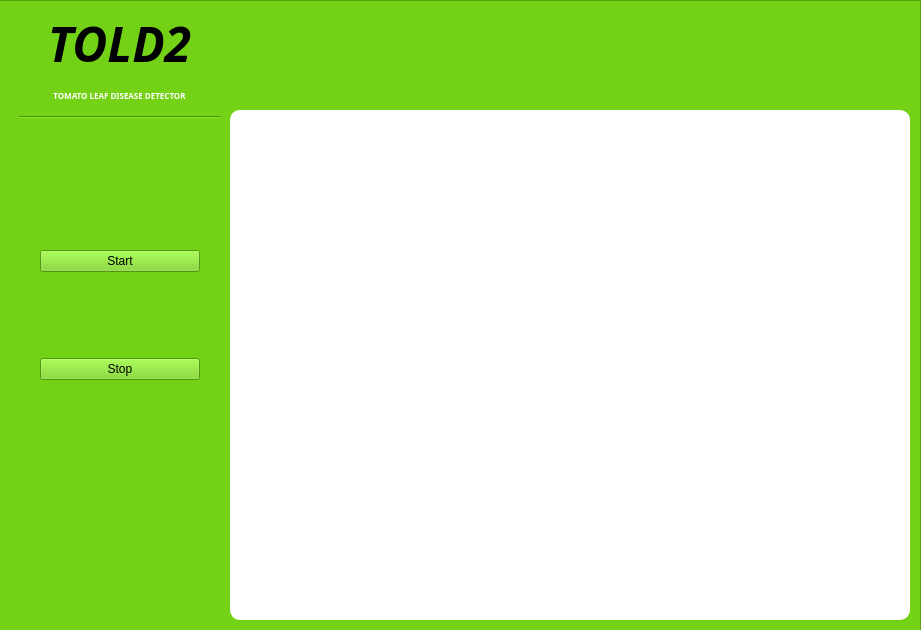
Qt form interfaz_told2/told2_main.ui (rodriguezhh/IA_SIDIEN) before a commit.
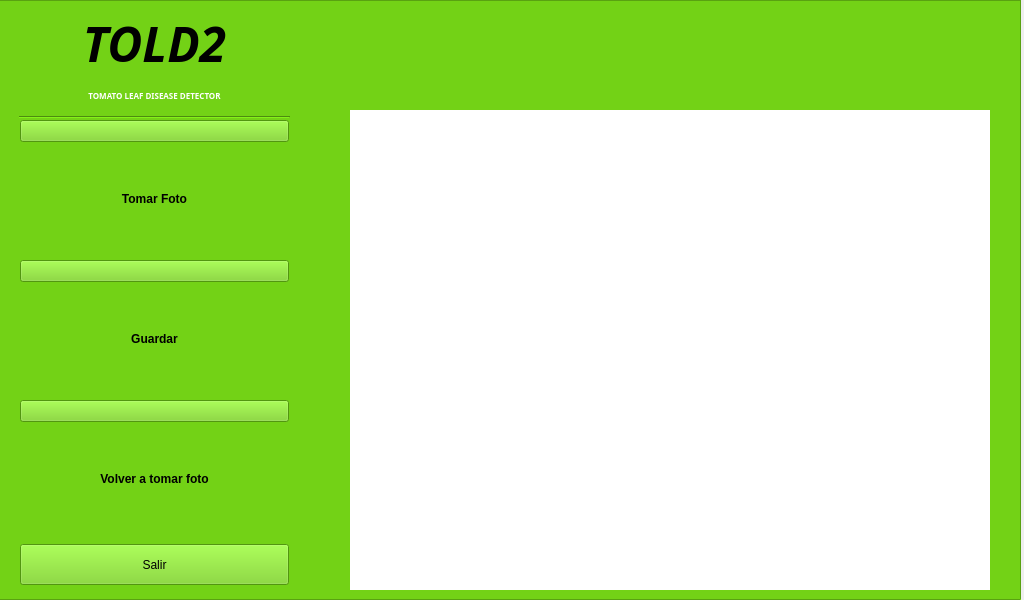
The same form after that commit. Icons and pictures are not drawn.

Commit message: Interfaz funcional para toma de base de datos, permite guardar fotos en una carpeta, nombradas con la fecha y hora del momento

Patch:
```diff
--- a/interfaz_told2/told2_main.ui
+++ b/interfaz_told2/told2_main.ui
@@ -6,8 +6,8 @@
    <rect>
     <x>0</x>
     <y>0</y>
-    <width>921</width>
-    <height>630</height>
+    <width>1024</width>
+    <height>600</height>
    </rect>
   </property>
   <property name="windowTitle">
@@ -19,8 +19,8 @@
      <rect>
       <x>-10</x>
       <y>0</y>
-      <width>931</width>
-      <height>641</height>
+      <width>1031</width>
+      <height>600</height>
      </rect>
     </property>
     <property name="styleSheet">
@@ -32,49 +32,12 @@
     <property name="frameShadow">
      <enum>QFrame::Raised</enum>
     </property>
-    <widget class="QFrame" name="frame_2">
-     <property name="geometry">
-      <rect>
-       <x>240</x>
-       <y>110</y>
-       <width>680</width>
-       <height>510</height>
-      </rect>
-     </property>
-     <property name="styleSheet">
-      <string notr="true">border-style: solid;
-border-width: 1px;
-border-color: rgb(255, 255, 255);
-background-color: rgb(255, 255, 255);
-color: rgb(255, 255, 255);
-border-radius: 10px;</string>
-     </property>
-     <property name="frameShape">
-      <enum>QFrame::StyledPanel</enum>
-     </property>
-     <property name="frameShadow">
-      <enum>QFrame::Raised</enum>
-     </property>
-     <widget class="QLabel" name="cam">
-      <property name="geometry">
-       <rect>
-        <x>20</x>
-        <y>10</y>
-        <width>640</width>
-        <height>480</height>
-       </rect>
-      </property>
-      <property name="text">
-       <string/>
-      </property>
-     </widget>
-    </widget>
     <widget class="QWidget" name="verticalLayoutWidget">
      <property name="geometry">
       <rect>
        <x>29</x>
        <y>10</y>
-       <width>201</width>
+       <width>271</width>
        <height>109</height>
       </rect>
      </property>
@@ -118,32 +81,159 @@
       </item>
      </layout>
     </widget>
-    <widget class="QWidget" name="verticalLayoutWidget_2">
+    <widget class="QLabel" name="cam">
      <property name="geometry">
       <rect>
-       <x>50</x>
-       <y>170</y>
-       <width>160</width>
-       <height>291</height>
+       <x>360</x>
+       <y>110</y>
+       <width>640</width>
+       <height>480</height>
       </rect>
      </property>
-     <layout class="QVBoxLayout" name="verticalLayout_4">
+     <property name="styleSheet">
+      <string notr="true">background-color: rgb(255, 255, 255);</string>
+     </property>
+     <property name="text">
+      <string/>
+     </property>
+    </widget>
+    <widget class="QWidget" name="verticalLayoutWidget_4">
+     <property name="geometry">
+      <rect>
+       <x>30</x>
+       <y>260</y>
+       <width>269</width>
+       <height>131</height>
+      </rect>
+     </property>
+     <layout class="QVBoxLayout" name="save">
       <item>
-       <widget class="QPushButton" name="iniciar">
+       <widget class="QPushButton" name="save_ph">
         <property name="text">
-         <string>Start</string>
+         <string/>
         </property>
+        <property name="icon">
+         <iconset>
+          <normaloff>icons/save.png</normaloff>icons/save.png</iconset>
+        </property>
+        <property name="iconSize">
+         <size>
+          <width>100</width>
+          <height>100</height>
+         </size>
+        </property>
        </widget>
       </item>
       <item>
-       <widget class="QPushButton" name="terminar">
+       <widget class="QLabel" name="save_ph_tex">
         <property name="text">
-         <string>Stop</string>
+         <string>&lt;html&gt;&lt;head/&gt;&lt;body&gt;&lt;p align=&quot;center&quot;&gt;&lt;span style=&quot; font-weight:600;&quot;&gt;Guardar&lt;/span&gt;&lt;/p&gt;&lt;/body&gt;&lt;/html&gt;</string>
         </property>
        </widget>
       </item>
      </layout>
     </widget>
+    <widget class="QWidget" name="verticalLayoutWidget_3">
+     <property name="geometry">
+      <rect>
+       <x>30</x>
+       <y>120</y>
+       <width>269</width>
+       <height>131</height>
+      </rect>
+     </property>
+     <layout class="QVBoxLayout" name="take">
+      <item>
+       <widget class="QPushButton" name="take_ph">
+        <property name="text">
+         <string/>
+        </property>
+        <property name="icon">
+         <iconset>
+          <normaloff>icons/camera.png</normaloff>icons/camera.png</iconset>
+        </property>
+        <property name="iconSize">
+         <size>
+          <width>100</width>
+          <height>100</height>
+         </size>
+        </property>
+       </widget>
+      </item>
+      <item>
+       <widget class="QLabel" name="take_ph_tex">
+        <property name="enabled">
+         <bool>true</bool>
+        </property>
+        <property name="text">
+         <string>&lt;html&gt;&lt;head/&gt;&lt;body&gt;&lt;p align=&quot;center&quot;&gt;&lt;span style=&quot; font-weight:600;&quot;&gt;Tomar Foto&lt;/span&gt;&lt;/p&gt;&lt;/body&gt;&lt;/html&gt;</string>
+        </property>
+       </widget>
+      </item>
+     </layout>
+    </widget>
+    <widget class="QWidget" name="verticalLayoutWidget_5">
+     <property name="geometry">
+      <rect>
+       <x>30</x>
+       <y>400</y>
+       <width>269</width>
+       <height>131</height>
+      </rect>
+     </property>
+     <layout class="QVBoxLayout" name="retake">
+      <item>
+       <widget class="QPushButton" name="retake_ph">
+        <property name="text">
+         <string/>
+        </property>
+        <property name="icon">
+         <iconset>
+          <normaloff>icons/retake.png</normaloff>icons/retake.png</iconset>
+        </property>
+        <property name="iconSize">
+         <size>
+          <width>100</width>
+          <height>100</height>
+         </size>
+        </property>
+       </widget>
+      </item>
+      <item>
+       <widget class="QLabel" name="retake_ph_text">
+        <property name="text">
+         <string>&lt;html&gt;&lt;head/&gt;&lt;body&gt;&lt;p align=&quot;center&quot;&gt;&lt;span style=&quot; font-weight:600;&quot;&gt;Volver a tomar foto&lt;/span&gt;&lt;/p&gt;&lt;/body&gt;&lt;/html&gt;</string>
+        </property>
+       </widget>
+      </item>
+     </layout>
+    </widget>
+    <widget class="QPushButton" name="close">
+     <property name="geometry">
+      <rect>
+       <x>30</x>
+       <y>544</y>
+       <width>269</width>
+       <height>41</height>
+      </rect>
+     </property>
+     <property name="styleSheet">
+      <string notr="true"/>
+     </property>
+     <property name="text">
+      <string>Salir</string>
+     </property>
+     <property name="icon">
+      <iconset>
+       <normaloff>icons/close.png</normaloff>icons/close.png</iconset>
+     </property>
+     <property name="iconSize">
+      <size>
+       <width>30</width>
+       <height>30</height>
+      </size>
+     </property>
+    </widget>
    </widget>
   </widget>
  </widget>
```
The commit also changes 9 other files.
